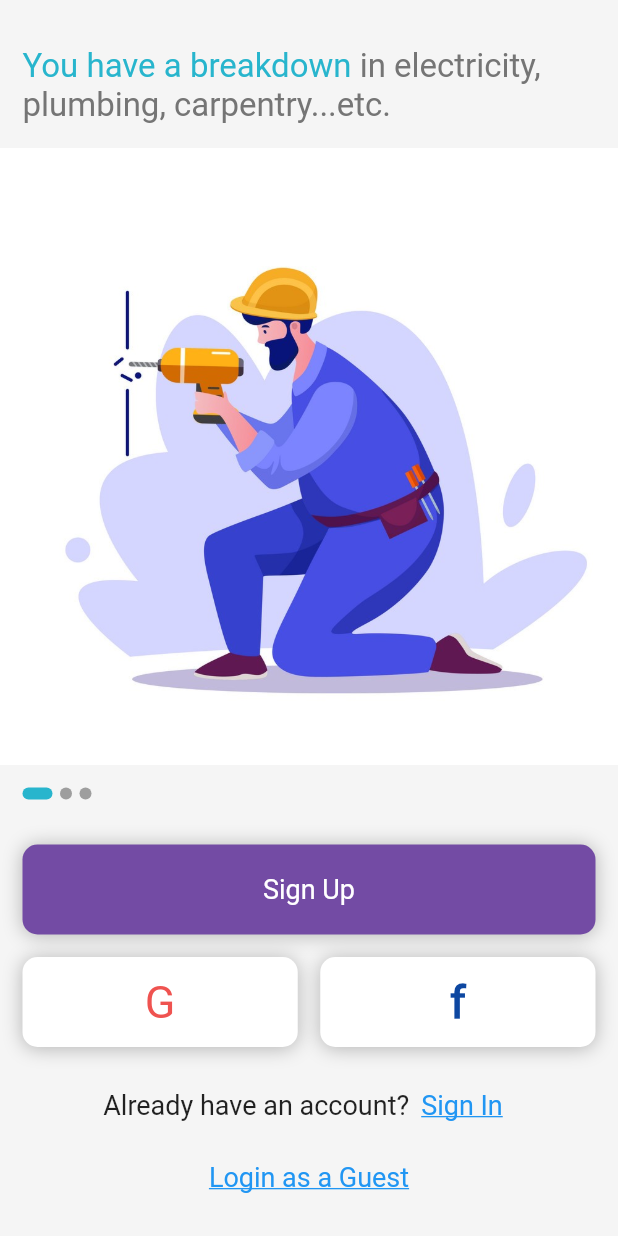
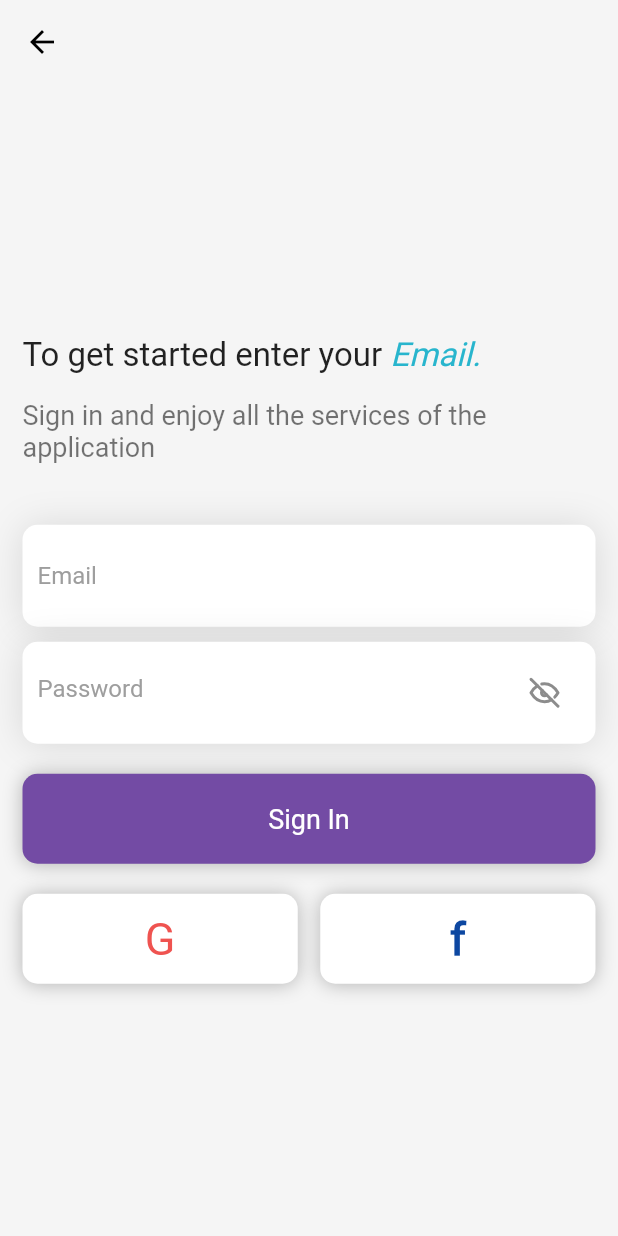
Before and after one commit to amr-alawaad99/HomeMate_HomeServiceApp, a Flutter app: the screen it shows after launch, after a tap on "Sign In", on a phone screen of 412 x 824 dp. Run offline on Flutter 3.47's test engine with Material 2 defaults, Android fonts, the phone set to English and light mode, and no system bars; drawn by our look-alikes of smooth_page_indicator; our stand-ins replace bloc, bubble_bottom_bar, flutter_bloc, flutter_tabler_icons; missing offline and left inert: colorful_safe_area.

Commit message:
Sign In and Verification

```diff
--- a/lib/module/onboarding_screen/onboarding_screen.dart
+++ b/lib/module/onboarding_screen/onboarding_screen.dart
@@ -3,6 +3,7 @@ import 'package:flutter/material.dart';
 import 'package:flutter/services.dart';
 import 'package:login_register_methods/layout/main_layout_screen.dart';
 import 'package:login_register_methods/module/pre_sign_up_screen/sign_up_screen.dart';
+import 'package:login_register_methods/module/sign_in_screen/sign_in_screen.dart';
 import 'package:login_register_methods/shared/components/components.dart';
 import 'package:login_register_methods/shared/components/constants.dart';
 import 'package:smooth_page_indicator/smooth_page_indicator.dart';
@@ -132,7 +133,9 @@ class OnBoardingScreen extends StatelessWidget {
                         "Already have an account?",
                       ),
                       TextButton(
-                        onPressed: () {},
+                        onPressed: () {
+                          navigateAndPush(context, widget: SignInScreen());
+                        },
                         child: const Text(
                           "Sign In",
                           style: TextStyle(
--- a/lib/module/pre_sign_up_screen/sign_up_screen.dart
+++ b/lib/module/pre_sign_up_screen/sign_up_screen.dart
@@ -1,6 +1,7 @@
 import 'package:flutter/material.dart';
 import 'package:flutter_bloc/flutter_bloc.dart';
 import 'package:flutter_tabler_icons/flutter_tabler_icons.dart';
+import 'package:login_register_methods/module/sign_in_screen/sign_in_screen.dart';
 import 'package:login_register_methods/module/sign_up_screen/cubit/cubit.dart';
 import 'package:login_register_methods/module/sign_up_screen/cubit/states.dart';
 import 'package:login_register_methods/module/sign_up_screen/tec_sign_up_screen/tec_sign_up_screen.dart';
@@ -151,7 +152,9 @@ class PreSignUpScreen extends StatelessWidget {
                             "Already have an account?",
                           ),
                           TextButton(
-                            onPressed: () {},
+                            onPressed: () {
+                              navigateAndPush(context, widget: SignInScreen());
+                            },
                             child: const Text(
                               "Sign In",
                               style: TextStyle(
--- /dev/null
+++ b/lib/module/sign_in_screen/cubit/cubit.dart
@@ -0,0 +1,21 @@
+import 'package:flutter/material.dart';
+import 'package:flutter_bloc/flutter_bloc.dart';
+import 'package:flutter_tabler_icons/flutter_tabler_icons.dart';
+import 'package:login_register_methods/module/sign_in_screen/cubit/states.dart';
+
+
+class SignInCubit extends Cubit<SignInStates> {
+  SignInCubit() : super(SignInInitialState());
+
+  static SignInCubit get(context) => BlocProvider.of(context);
+
+  IconData passSuffix = TablerIcons.eye_off;
+  bool isInvisible = true;
+  void changePasswordVisibility() {
+    isInvisible = !isInvisible;
+    passSuffix = isInvisible ? TablerIcons.eye_off : TablerIcons.eye;
+
+    emit(PasswordVisibilityChangeState());
+  }
+
+}
--- /dev/null
+++ b/lib/module/sign_in_screen/cubit/states.dart
@@ -0,0 +1,17 @@
+abstract class SignInStates{}
+
+class SignInInitialState extends SignInStates{}
+
+class PasswordVisibilityChangeState extends SignInStates{}
+
+
+class LoginLoadingState extends SignInStates{}
+class LoginSuccessState extends SignInStates{
+  final String uid;
+
+  LoginSuccessState(this.uid);
+}
+class LoginErrorState extends SignInStates{
+  final String error;
+  LoginErrorState(this.error);
+}
--- /dev/null
+++ b/lib/module/sign_in_screen/sign_in_screen.dart
@@ -0,0 +1,159 @@
+import 'package:flutter/material.dart';
+import 'package:flutter_bloc/flutter_bloc.dart';
+import 'package:login_register_methods/layout/main_layout_screen.dart';
+import 'package:login_register_methods/module/sign_in_screen/cubit/cubit.dart';
+import 'package:login_register_methods/module/sign_in_screen/cubit/states.dart';
+import 'package:login_register_methods/shared/components/components.dart';
+import 'package:login_register_methods/shared/components/constants.dart';
+
+class SignInScreen extends StatelessWidget {
+
+
+  bool value = false;
+  final formKey = GlobalKey<FormState>();
+  var emailController = TextEditingController();
+  var passwordController = TextEditingController();
+
+  @override
+  Widget build(BuildContext context) {
+    return BlocProvider(
+      create: (context) => SignInCubit(),
+      child: BlocConsumer<SignInCubit, SignInStates>(
+        listener: (context, state) {},
+        builder: (context, state) {
+
+          double screenHeight = MediaQuery.of(context).size.height;
+          var cubit = SignInCubit.get(context);
+
+          return Scaffold(
+            appBar: AppBar(),
+            body: Center(
+              child: SingleChildScrollView(
+                child: Padding(
+                  padding: const EdgeInsets.all(15.0),
+                  child: Form(
+                    key: formKey,
+                    child: Column(
+                      crossAxisAlignment: CrossAxisAlignment.start,
+                      children: [
+                        RichText(
+                          text: TextSpan(
+                              style: Theme.of(context)
+                                  .textTheme
+                                  .bodyMedium!
+                                  .copyWith(fontSize: 22.0),
+                              children: [
+                                const TextSpan(
+                                  text: "To get started enter your ",
+                                ),
+                                TextSpan(
+                                  text: "Email.",
+                                  style: Theme.of(context).textTheme.bodyMedium!.copyWith(
+                                      fontSize: 22.0,
+                                      color: secondaryColor,
+                                      fontStyle: FontStyle.italic),
+                                ),
+                              ]),
+                        ),
+                        SizedBox(
+                          height: screenHeight * 0.02,
+                        ),
+                        Text(
+                          "Sign in and enjoy all the services of the application",
+                          style: Theme.of(context)
+                              .textTheme
+                              .bodySmall!
+                              .copyWith(fontSize: 18.0),
+                        ),
+                        SizedBox(
+                          height: screenHeight * 0.05,
+                        ),
+                        Container(
+                          child: defaultTextFromField(
+                            hintText: "Email",
+                            keyboardType: TextInputType.emailAddress,
+                            controller: emailController,
+                            validator: (value) {
+                              if(value!.isEmpty){
+                                return "Email must not be empty";
+                              }
+                              return null;
+                            },
+                          ),
+                        ),
+                        const SizedBox(
+                          height: 10,
+                        ),
+                        Container(
+                          child: defaultTextFromField(
+                            hintText: "Password",
+                            isSuffix: true,
+                            suffixIcon: cubit.passSuffix,
+                            isObscure: cubit.isInvisible,
+                            suffixPressFunction: () {
+                              cubit.changePasswordVisibility();
+                            },
+                            keyboardType: TextInputType.visiblePassword,
+                            controller: passwordController,
+                            validator: (value) {
+                              if(value!.isEmpty){
+                                return "Password must not be empty";
+                              }
+                              return null;
+                            },
+                          ),
+                        ),
+                        const SizedBox(
+                          height: 20,
+                        ),
+                        Container(
+                          child: defaultButton(
+                            text: "Sign In",
+                            onPress: () {
+                              if(formKey.currentState!.validate()){
+                                navigateAndPush(context, widget: MainLayoutScreen());
+                              }
+                            },
+                          ),
+                        ),
+                        const SizedBox(
+                          height: 20,
+                        ),
+                        Row(
+                          children: [
+                            Expanded(
+                              child: defaultButton(
+                                onPress: () {},
+                                text: "G",
+                                buttonColor: Colors.white,
+                                textColor: Colors.red.shade400,
+                                fontSize: 30.0,
+                              ),
+                            ),
+                            const SizedBox(
+                              width: 15.0,
+                            ),
+                            Expanded(
+                              child: defaultButton(
+                                onPress: () {},
+                                text: "f",
+                                buttonColor: Colors.white,
+                                textColor: Colors.blue.shade900,
+                                isBold: true,
+                                fontSize: 30.0,
+                              ),
+                            ),
+                          ],
+                        ),
+                      ],
+                    ),
+                  ),
+                ),
+              ),
+            ),
+          );
+        },
+      ),
+    );
+  }
+}
--- a/lib/module/sign_up_screen/cubit/states.dart
+++ b/lib/module/sign_up_screen/cubit/states.dart
@@ -5,6 +5,9 @@ class SignupInitState extends SignupStates{}
 
 class PasswordVisibilityChangeState extends SignupStates{}
 
+class CheckboxToggleChangeState extends SignupStates{}
+class CheckboxChangeOnButtonClick extends SignupStates{}
+
 
 class IsSelectedChangeState extends SignupStates{}
 
```
Also changed, not shown: lib/module/sign_up_screen/cubit/cubit.dart (+23 -8 lines), lib/module/sign_up_screen/tec_sign_up_screen/tec_sign_up_screen.dart (+17 -32 lines), lib/module/sign_up_screen/user_sign_up_screen/user_sign_up_screen.dart (+17 -11 lines), lib/module/sign_up_screen/username_screen.dart (added, +85 -0 lines), lib/module/sign_up_screen/verification_screen.dart (added, +93 -0 lines).
